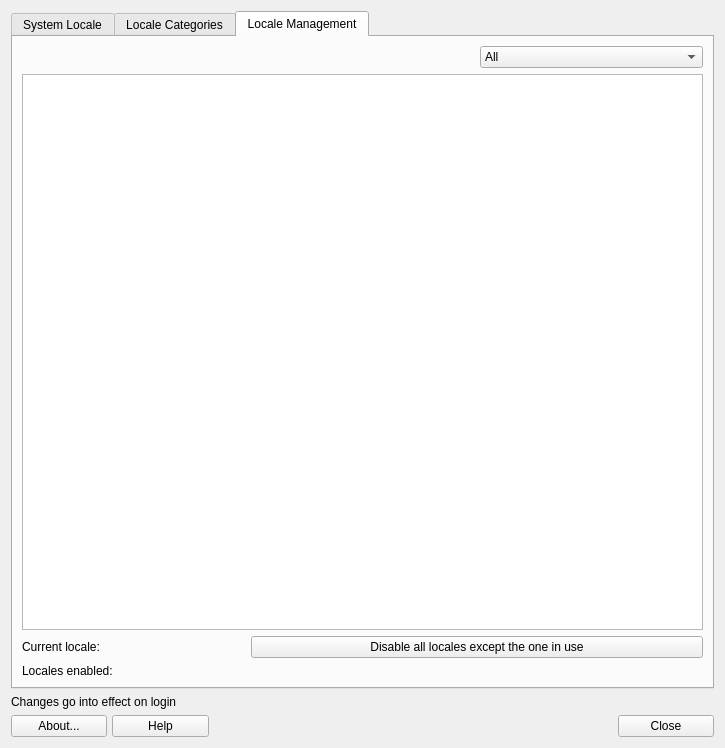
This is mainwindow.ui in dolphinoracle/mx-locale as Qt 5 draws it before an edit. The edited form follows.
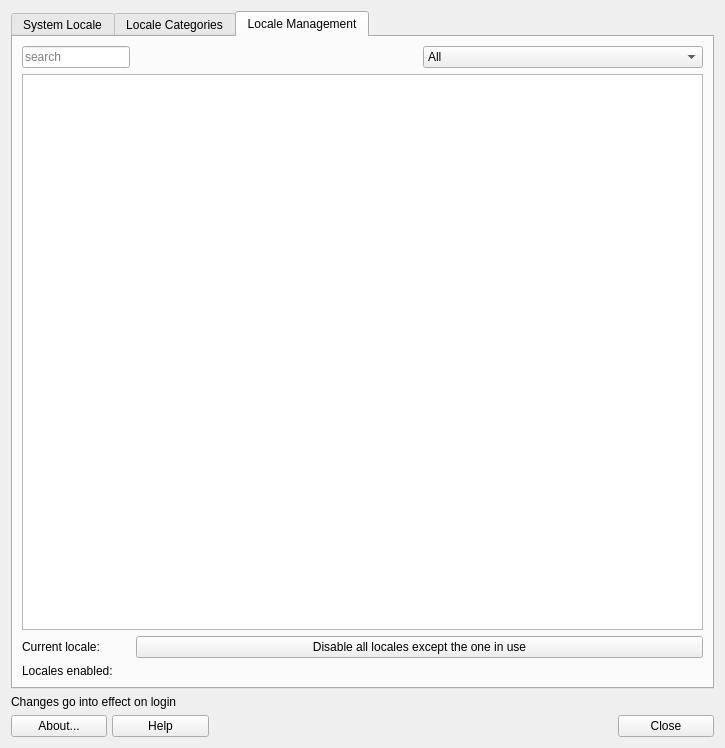
This is the edited form. The open tabs and pages were chosen to show the change. Icons and pictures are not drawn.

Commit message: Add search field

```diff
--- a/mainwindow.ui
+++ b/mainwindow.ui
@@ -458,6 +458,25 @@
          </property>
         </widget>
        </item>
+       <item row="0" column="0">
+        <widget class="QLineEdit" name="textSearch">
+         <property name="sizePolicy">
+          <sizepolicy hsizetype="Fixed" vsizetype="Fixed">
+           <horstretch>0</horstretch>
+           <verstretch>0</verstretch>
+          </sizepolicy>
+         </property>
+         <property name="inputMask">
+          <string/>
+         </property>
+         <property name="placeholderText">
+          <string>search</string>
+         </property>
+         <property name="clearButtonEnabled">
+          <bool>true</bool>
+         </property>
+        </widget>
+       </item>
       </layout>
      </widget>
     </widget>
```
The commit also changes 4 other files.
